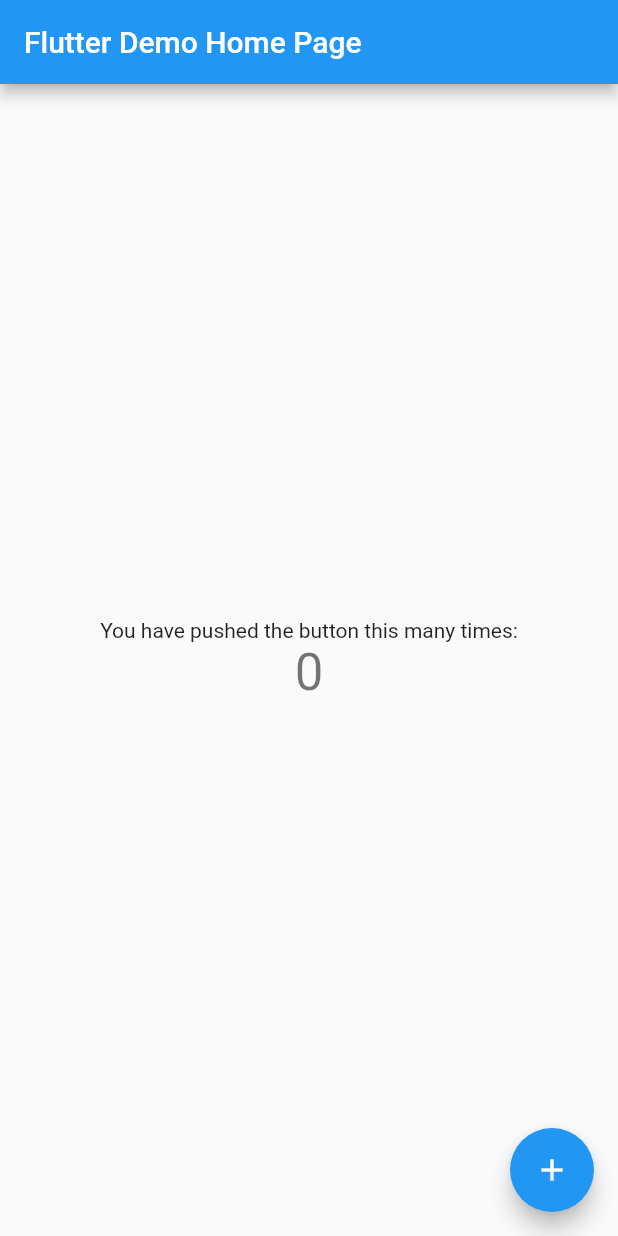
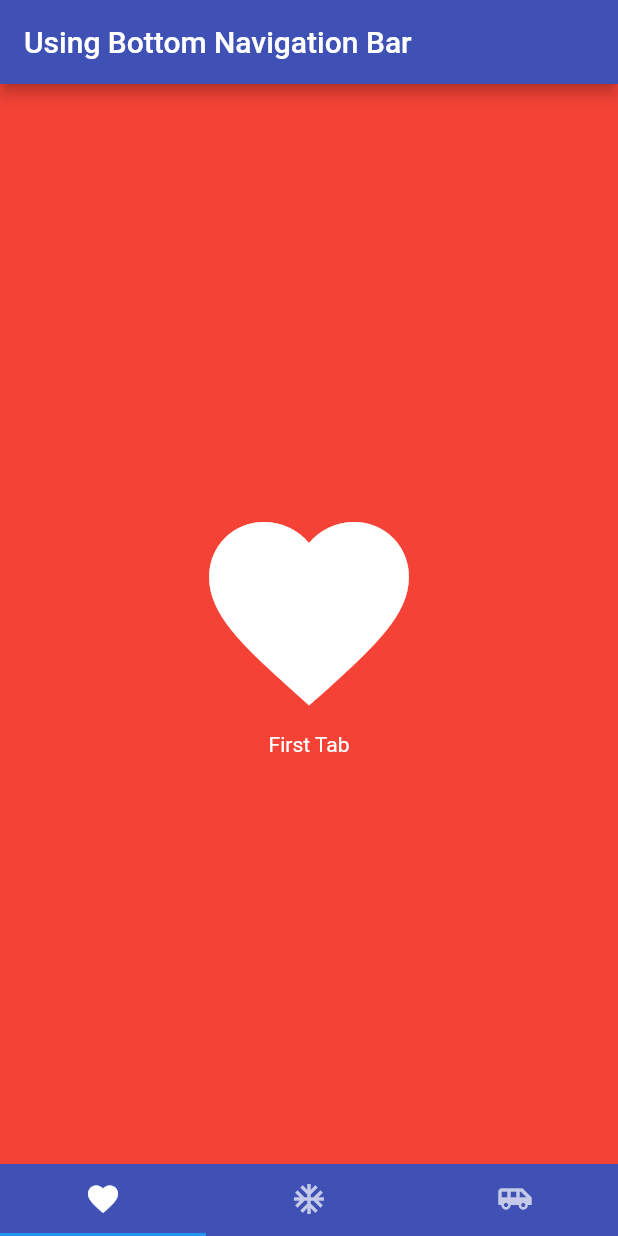
Before and after one commit to fguibon/doc_reader, a Flutter app: the screen it shows after launch, on a phone screen of 412 x 824 dp. Run offline on Flutter 3.47's test engine with Material 2 defaults, Android fonts, the phone set to English and light mode, and no system bars.

Commit message:
Tabs added

```diff
--- /dev/null
+++ b/lib/home.dart
@@ -0,0 +1,76 @@
+
+
+import 'package:flutter/material.dart';
+
+import 'tabs/first.dart';
+import 'tabs/second.dart';
+import 'tabs/third.dart';
+
+class MyHomePage extends StatefulWidget {
+
+  @override
+  _MyHomePageState createState() => _MyHomePageState();
+}
+
+class _MyHomePageState extends State<MyHomePage> with SingleTickerProviderStateMixin {
+
+TabController controller;
+
+@override
+  void initState() {
+    super.initState();
+
+    // Initialize the Tab Controller
+    controller = new TabController(length: 3, vsync: this);
+  }
+
+  @override
+  void dispose() {
+    // Dispose of the Tab Controller
+    controller.dispose();
+    super.dispose();
+  }
+
+  @override
+  Widget build(BuildContext context) {
+    return new Scaffold(
+      // Appbar
+      appBar: new AppBar(
+        // Title
+        title: new Text("Using Bottom Navigation Bar"),
+        // Set the background color of the App Bar
+        backgroundColor: Colors.indigo,
+      ),
+      // Set the TabBar view as the body of the Scaffold
+      body: new TabBarView(
+        // Add tabs as widgets
+        children: <Widget>[new FirstTab(), new SecondTab(), new ThirdTab()],
+        // set the controller
+        controller: controller,
+      ),
+      // Set the bottom navigation bar
+      bottomNavigationBar: new Material(
+        // set the color of the bottom navigation bar
+        color: Colors.indigo,
+        // set the tab bar as the child of bottom navigation bar
+        child: new TabBar(
+          tabs: <Tab>[
+            new Tab(
+              // set icon to the tab
+              icon: new Icon(Icons.favorite),
+            ),
+            new Tab(
+              icon: new Icon(Icons.ac_unit),
+            ),
+            new Tab(
+              icon: new Icon(Icons.airport_shuttle),
+            ),
+          ],
+          // setup the controller
+          controller: controller,
+        ),
+      ),
+    );
+  }
+
+}
--- a/lib/main.dart
+++ b/lib/main.dart
@@ -1,4 +1,11 @@
 import 'package:flutter/material.dart';
+import 'dart:io';
+import 'dart:async';
+
+import 'package:path_provider/path_provider.dart';
+import 'package:flutter/foundation.dart';
+
+import 'home.dart';
 
 void main() => runApp(MyApp());
 
@@ -9,103 +16,9 @@ class MyApp extends StatelessWidget {
     return MaterialApp(
       title: 'Flutter Demo',
       theme: ThemeData(
-        // This is the theme of your application.
-        //
-        // Try running your application with "flutter run". You'll see the
-        // application has a blue toolbar. Then, without quitting the app, try
-        // changing the primarySwatch below to Colors.green and then invoke
-        // "hot reload" (press "r" in the console where you ran "flutter run",
-        // or simply save your changes to "hot reload" in a Flutter IDE).
-        // Notice that the counter didn't reset back to zero; the application
-        // is not restarted.
         primarySwatch: Colors.blue,
       ),
-      home: MyHomePage(title: 'Flutter Demo Home Page'),
+      home: MyHomePage(),
     );
   }
 }
-
-class MyHomePage extends StatefulWidget {
-  MyHomePage({Key key, this.title}) : super(key: key);
-
-  // This widget is the home page of your application. It is stateful, meaning
-  // that it has a State object (defined below) that contains fields that affect
-  // how it looks.
-
-  // This class is the configuration for the state. It holds the values (in this
-  // case the title) provided by the parent (in this case the App widget) and
-  // used by the build method of the State. Fields in a Widget subclass are
-  // always marked "final".
-
-  final String title;
-
-  @override
-  _MyHomePageState createState() => _MyHomePageState();
-}
-
-class _MyHomePageState extends State<MyHomePage> {
-  int _counter = 0;
-
-  void _incrementCounter() {
-    setState(() {
-      // This call to setState tells the Flutter framework that something has
-      // changed in this State, which causes it to rerun the build method below
-      // so that the display can reflect the updated values. If we changed
-      // _counter without calling setState(), then the build method would not be
-      // called again, and so nothing would appear to happen.
-      _counter++;
-    });
-  }
-
-  @override
-  Widget build(BuildContext context) {
-    // This method is rerun every time setState is called, for instance as done
-    // by the _incrementCounter method above.
-    //
-    // The Flutter framework has been optimized to make rerunning build methods
-    // fast, so that you can just rebuild anything that needs updating rather
-    // than having to individually change instances of widgets.
-    return Scaffold(
-      appBar: AppBar(
-        // Here we take the value from the MyHomePage object that was created by
-        // the App.build method, and use it to set our appbar title.
-        title: Text(widget.title),
-      ),
-      body: Center(
-        // Center is a layout widget. It takes a single child and positions it
-        // in the middle of the parent.
-        child: Column(
-          // Column is also layout widget. It takes a list of children and
-          // arranges them vertically. By default, it sizes itself to fit its
-          // children horizontally, and tries to be as tall as its parent.
-          //
-          // Invoke "debug painting" (press "p" in the console, choose the
-          // "Toggle Debug Paint" action from the Flutter Inspector in Android
-          // Studio, or the "Toggle Debug Paint" command in Visual Studio Code)
-          // to see the wireframe for each widget.
-          //
-          // Column has various properties to control how it sizes itself and
-          // how it positions its children. Here we use mainAxisAlignment to
-          // center the children vertically; the main axis here is the vertical
-          // axis because Columns are vertical (the cross axis would be
-          // horizontal).
-          mainAxisAlignment: MainAxisAlignment.center,
-          children: <Widget>[
-            Text(
-              'You have pushed the button this many times:',
-            ),
-            Text(
-              '$_counter',
-              style: Theme.of(context).textTheme.display1,
-            ),
-          ],
-        ),
-      ),
-      floatingActionButton: FloatingActionButton(
-        onPressed: _incrementCounter,
-        tooltip: 'Increment',
-        child: Icon(Icons.add),
-      ), // This trailing comma makes auto-formatting nicer for build methods.
-    );
-  }
-}
--- /dev/null
+++ b/lib/tabs/first.dart
@@ -0,0 +1,29 @@
+import 'package:flutter/material.dart';
+
+class FirstTab extends StatelessWidget {
+  @override
+  Widget build(BuildContext context) {
+    return new Scaffold(
+      backgroundColor: Colors.red,
+      body: new Container(
+        child: new Center(
+          child: new Column(
+            // center the children
+            mainAxisAlignment: MainAxisAlignment.center,
+            children: <Widget>[
+              new Icon(
+                Icons.favorite,
+                size: 160.0,
+                color: Colors.white,
+              ),
+              new Text(
+                "First Tab",
+                style: new TextStyle(color: Colors.white),
+              )
+            ],
+          ),
+        ),
+      ),
+    );
+  }
+}
--- a/pubspec.yaml
+++ b/pubspec.yaml
@@ -23,6 +23,7 @@ dependencies:
   # The following adds the Cupertino Icons font to your application.
   # Use with the CupertinoIcons class for iOS style icons.
   cupertino_icons: ^0.1.2
+  path_provider: ^1.1.2
 
 dev_dependencies:
   flutter_test:
```
Also changed, not shown: lib/list.dart (added, +18 -0 lines), lib/tabs/second.dart (added, +29 -0 lines), lib/tabs/third.dart (added, +29 -0 lines), lib/menu.dart (added), pubspec.lock.
